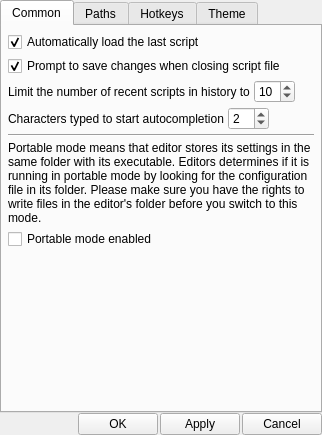
This is src/settings/settingsdialog.ui in YomikoR/VapourSynth-Editor as Qt 5 draws it before an edit. The edited form follows.
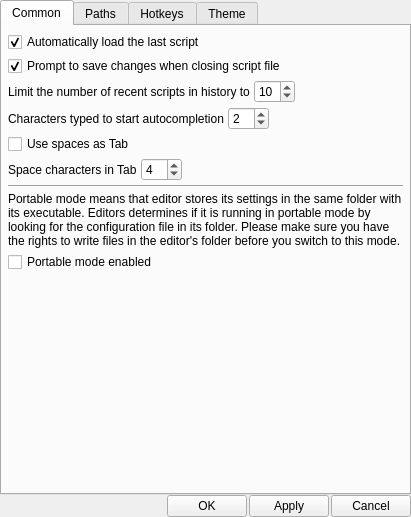
This is the edited form.

Commit message: Options to use spaces as Tab and set Tab size. Small fixes.

```diff
--- a/src/settings/settingsdialog.ui
+++ b/src/settings/settingsdialog.ui
@@ -6,8 +6,8 @@
    <rect>
     <x>0</x>
     <y>0</y>
-    <width>322</width>
-    <height>435</height>
+    <width>411</width>
+    <height>517</height>
    </rect>
   </property>
   <property name="windowTitle">
@@ -145,6 +145,50 @@
          </item>
         </layout>
        </item>
+       <item>
+        <widget class="QCheckBox" name="useSpacesAsTabCheckBox">
+         <property name="text">
+          <string>Use spaces as Tab</string>
+         </property>
+        </widget>
+       </item>
+       <item>
+        <layout class="QHBoxLayout" name="horizontalLayout">
+         <item>
+          <widget class="QLabel" name="spacesInTabLabel">
+           <property name="text">
+            <string>Space characters in Tab</string>
+           </property>
+          </widget>
+         </item>
+         <item>
+          <widget class="QSpinBox" name="spacesInTabSpinBox">
+           <property name="minimum">
+            <number>1</number>
+           </property>
+           <property name="maximum">
+            <number>80</number>
+           </property>
+           <property name="value">
+            <number>4</number>
+           </property>
+          </widget>
+         </item>
+         <item>
+          <spacer name="horizontalSpacer_4">
+           <property name="orientation">
+            <enum>Qt::Horizontal</enum>
+           </property>
+           <property name="sizeHint" stdset="0">
+            <size>
+             <width>40</width>
+             <height>20</height>
+            </size>
+           </property>
+          </spacer>
+         </item>
+        </layout>
+       </item>
        <item>
         <widget class="QFrame" name="delimiter">
          <property name="frameShape">
```
The commit also changes 6 other files.
